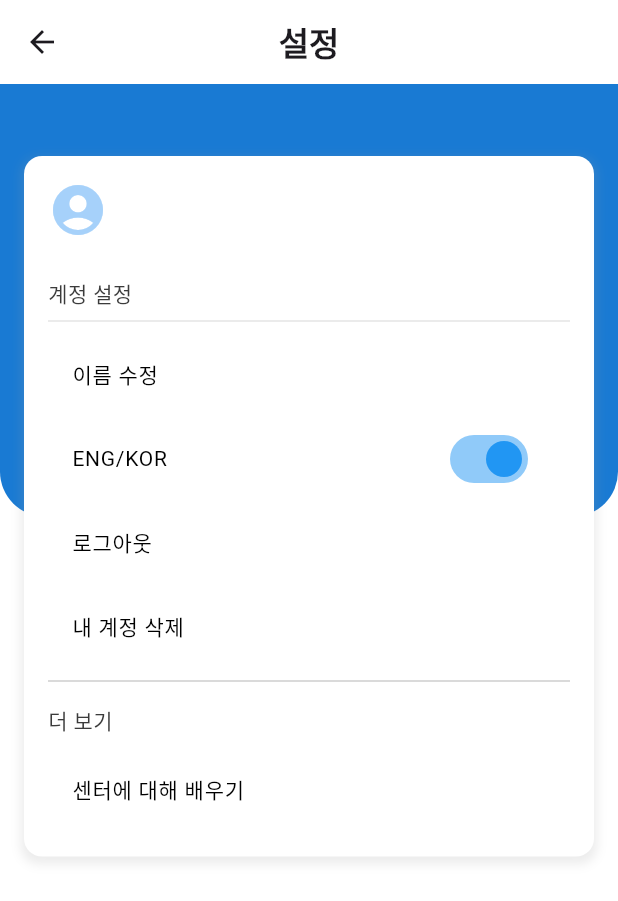
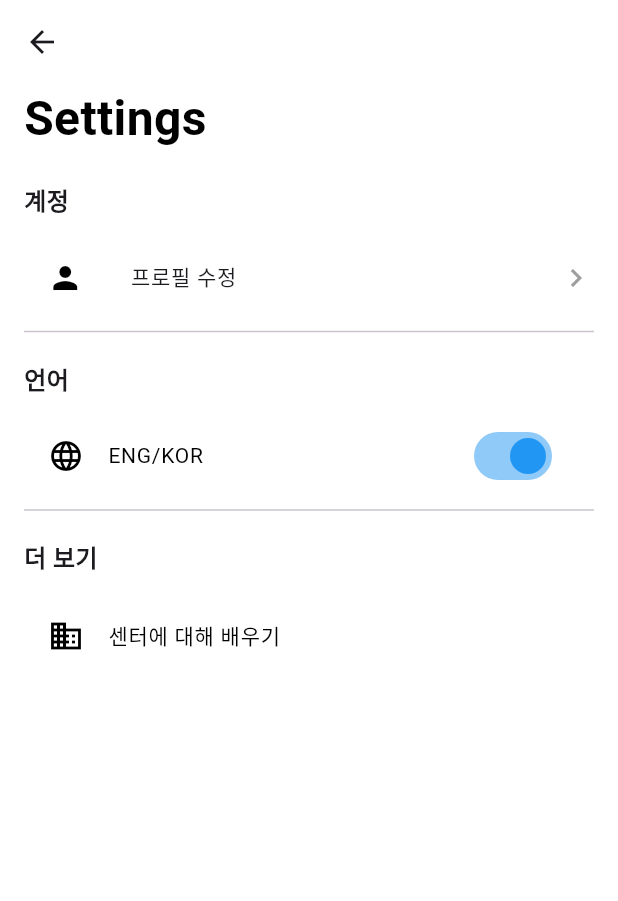
Before and after one commit to minwooPark22/memory_plant, a Flutter app: the SettingPage screen opened by its route, on a phone screen of 412 x 824 dp. Shown: the top 901 px of the screen. Run offline on Flutter 3.47's test engine with Material 3 defaults, Android fonts, the phone set to English and light mode, and no system bars; our stand-ins replace animated_text_kit, fluentui_icons, flutter_swipe_action_cell, material_design_icons_flutter, shared_preferences, table_calendar; accounts and stored records are empty.

Commit message:
edit setting

```diff
--- a/lib/screens/setting_page.dart
+++ b/lib/screens/setting_page.dart
@@ -1,8 +1,12 @@
 import 'package:flutter/material.dart';
 import 'package:memory_plant_application/providers/language_provider.dart';
-import 'package:memory_plant_application/widgets/setting_list.dart';
-import 'package:memory_plant_application/widgets/blue_box.dart'; //blue box widget
+import 'package:memory_plant_application/screens/editname_page.dart';
+import 'package:memory_plant_application/styles/app_styles.dart';
+import 'package:memory_plant_application/widgets/language.dart';
+import 'package:memory_plant_application/screens/learning_page.dart';
 import 'package:provider/provider.dart';
+import 'package:memory_plant_application/providers/name_provider.dart';
+
 
 class SettingPage extends StatefulWidget {
   const SettingPage({super.key});
@@ -12,35 +16,153 @@ class SettingPage extends StatefulWidget {
 }
 
 class _SettingPageState extends State<SettingPage> {
-  @override
-  void initState() {
-    super.initState();
+  void _showEditNameDialog(String currentName) {
+    Navigator.push(
+      context,
+      MaterialPageRoute(
+        builder: (context) => EditNamePage(
+          currentName: currentName,
+          onNameSaved: (newName) {
+            final nameProvider =
+            Provider.of<NameProvider>(context, listen: false);
+            nameProvider.updateName(newName); // 새로운 이름 저장
+          },
+        ),
+      ),
+    );
   }
 
   @override
   Widget build(BuildContext context) {
     final isKorean =
         context.watch<LanguageProvider>().currentLanguage == Language.ko;
+    final nameProvider = Provider.of<NameProvider>(context, listen: true);
 
     return Scaffold(
       backgroundColor: Colors.white,
       appBar: AppBar(
         backgroundColor: Colors.white,
-        title: Text(
-          isKorean ? "설정" : "Settings",
-          style: const TextStyle(fontWeight: FontWeight.w700),
-        ),
         centerTitle: true,
       ),
-      body: const Stack(
+      body: ListView(
+        padding: const EdgeInsets.only(
+          top: 0.0,   // 상단 패딩 줄임
+          bottom: 8.0, // 하단 패딩 줄임
+          left: 16.0,  // 기존 가로 패딩 유지
+          right: 16.0, // 기존 가로 패딩 유지
+        ),
         children: [
-          BlueBox(),
-          Padding(
-            padding: EdgeInsets.only(top: 32.0),
-            child: SettingsList(),
+          // 상단 Settings 제목
+          Text(
+            'Settings',
+            style: TextStyle(
+              fontSize: 32, // 큰 폰트 크기
+              fontWeight: FontWeight.w700,
+              color: AppStyles.mainblack,
+            ),
+          ),
+          const SizedBox(height: 8),
+          // Account Section
+          _buildSectionTitle(isKorean ? "계정" : "Account"),
+          _buildListTile(
+            isKorean ? "프로필 수정" : "Edit profile",
+            Icons.person,
+                () {
+              _showEditNameDialog(nameProvider.name);
+            },
+          ),
+          const Divider(),
+
+          // Notifications Section
+          _buildSectionTitle(isKorean ? "언어" : "language"),
+
+          ListTile(
+            leading: Icon(
+              Icons.language, // 언어 아이콘 추가
+              color: AppStyles.mainblack,
+            ),
+            title: Text(
+              "ENG/KOR",
+              style: TextStyle(color: AppStyles.mainblack, fontSize: 14),
+            ),
+            trailing: LanguageToggleSwitch(
+              onToggle: (isKorean) {
+                setState(() {
+                  // 필요 시 언어 업데이트 처리
+                });
+              },
+            ),
+          ),
+          const Divider(),
+
+          // More Section
+          _buildSectionTitle(isKorean ? "더 보기" : "More"),
+          ListTile(
+            leading: Icon(
+                Icons.business, // 공장을 나타내는 아이콘
+                color: AppStyles.mainblack,
+            ),
+            title: Text(
+              isKorean ? "센터에 대해 배우기" : "Learn About Centers",
+              style: TextStyle(color: AppStyles.mainblack, fontSize: 14),
+            ),
+            onTap: () {
+              Navigator.push(
+                context,
+                MaterialPageRoute(builder: (context) => const LearningPage()),
+              );
+            },
           ),
         ],
       ),
     );
   }
+
+  // Section Title Widget
+  Widget _buildSectionTitle(String title) {
+    return Padding(
+      padding: const EdgeInsets.symmetric(vertical: 12.0),
+      child: Text(
+        title,
+        style: const TextStyle(fontWeight: FontWeight.bold, fontSize: 16),
+      ),
+    );
+  }
+
+  // ListTile with Icon Widget
+  Widget _buildListTile(String title, IconData icon, VoidCallback onTap) {
+    return ListTile(
+      contentPadding: EdgeInsets.zero,
+      leading: SizedBox(
+        width: 55, // 고정된 너비 설정
+        child: Icon(
+          icon,
+          color: AppStyles.mainblack,
+          size: 24, // 모든 아이콘 크기를 통일
+        ),
+      ),
+      title: Text(
+        title,
+        style: const TextStyle(fontSize: 14),
+      ),
+      trailing: const Icon(Icons.chevron_right, color: Colors.grey),
+      onTap: onTap,
+    );
+  }
+
+  // Toggle ListTile Widget
+  Widget _buildToggleTile(String title, bool value, ValueChanged<bool> onChanged) {
+    return ListTile(
+      contentPadding: EdgeInsets.zero,
+      title: Text(
+        title,
+        style: const TextStyle(fontSize: 14),
+      ),
+      trailing: Switch(
+        value: value,
+        onChanged: onChanged,
+        activeColor: AppStyles.maindeepblue,
+      ),
+    );
+  }
 }
--- a/lib/widgets/diary_tile.dart
+++ b/lib/widgets/diary_tile.dart
@@ -29,7 +29,7 @@ class DiaryTile extends StatelessWidget {
       margin: const EdgeInsets.symmetric(horizontal: 16.0, vertical: 8.0),
       decoration: BoxDecoration(
         color: memory.isUser == false ? AppStyles.primaryColor : Colors.white,
-        borderRadius: BorderRadius.circular(25.0),
+        borderRadius: BorderRadius.circular(20.0),
         boxShadow: [
           BoxShadow(
             color: Colors.grey.withOpacity(0.2),
@@ -111,7 +111,7 @@ class DiaryTile extends StatelessWidget {
                 Text(
                   _formatDate(memory.timestamp!), // 날짜 표시
                   style: const TextStyle(
-                    fontSize: 11,
+                    fontSize:11,
                     fontWeight: FontWeight.w400,
                     color: Colors.black,
                   ),
--- a/lib/widgets/setting_list.dart
+++ /dev/null
@@ -1,168 +0,0 @@
-import 'package:flutter/material.dart';
-import 'package:memory_plant_application/providers/language_provider.dart';
-import 'package:memory_plant_application/screens/start_page.dart';
-import 'package:memory_plant_application/widgets/edit_name.dart';
-import 'package:memory_plant_application/styles/app_styles.dart';
-import 'package:memory_plant_application/widgets/language.dart';
-import 'package:memory_plant_application/screens/learning_page.dart';
-import 'package:provider/provider.dart';
-import 'package:memory_plant_application/providers/name_provider.dart';
-
-class SettingsList extends StatefulWidget {
-  const SettingsList({super.key});
-
-  @override
-  State<SettingsList> createState() => _SettingsListState();
-}
-
-class _SettingsListState extends State<SettingsList> {
-  void _showEditNameDialog(String currentName) {
-    showDialog(
-      context: context,
-      builder: (BuildContext context) {
-        return EditNameDialog(
-          currentName: currentName,
-          onNameSaved: (newName) {
-            final nameProvider =
-                Provider.of<NameProvider>(context, listen: true);
-            nameProvider.updateName(newName); // 새로운 이름 저장
-          },
-        );
-      },
-    );
-  }
-
-  // 로그아웃 처리
-  Future<void> _logout() async {
-    Navigator.pushAndRemoveUntil(
-      context,
-      MaterialPageRoute(builder: (context) => const StartPage()),
-      (Route<dynamic> route) => false,
-    );
-  }
-
-  @override
-  Widget build(BuildContext context) {
-    final isKorean =
-        context.watch<LanguageProvider>().currentLanguage == Language.ko;
-    final nameProvider = Provider.of<NameProvider>(context, listen: true);
-
-    return Container(
-      decoration: BoxDecoration(
-        color: Colors.white, // 배경 색상
-        borderRadius: BorderRadius.circular(12),
-        boxShadow: [
-          BoxShadow(
-            color: Colors.grey.withOpacity(0.2),
-            spreadRadius: 2,
-            blurRadius: 5,
-            offset: const Offset(0, 3),
-          ),
-        ],
-      ),
-      margin: const EdgeInsets.all(16), // 전체 여백
-      padding: const EdgeInsets.all(16), // 내부 여백
-      child: Column(
-        mainAxisSize: MainAxisSize.min,
-        crossAxisAlignment: CrossAxisAlignment.start,
-        children: [
-          // 사용자 이름 및 아이콘
-          Row(
-            children: [
-              Icon(Icons.account_circle,
-                  size: 40, color: AppStyles.primaryColor), // 프로필 아이콘
-              const SizedBox(width: 8), // 아이콘과 이름 사이 간격
-              Text(
-                nameProvider.name, // NameProvider에서 이름 가져오기
-                style: TextStyle(
-                  color: AppStyles.maindeepblue,
-                  fontSize: 20,
-                  fontWeight: FontWeight.w400,
-                ),
-              ),
-            ],
-          ),
-          const SizedBox(height: 25), // 여백 추가
-
-          // 계정 설정
-          Text(
-            isKorean ? "계정 설정" : "Account Settings",
-            style: TextStyle(color: AppStyles.textColor, fontSize: 14),
-          ),
-          const Divider(color: Color(0xFFCACACA), thickness: 0.5),
-
-          // 이름 수정
-          ListTile(
-            title: Text(
-              isKorean ? "이름 수정" : "Edit Name",
-              style: TextStyle(color: AppStyles.mainblack, fontSize: 14),
-            ),
-            onTap: () {
-              _showEditNameDialog(nameProvider.name);
-            },
-          ),
-
-          // 언어 토글
-          ListTile(
-            title: Text(
-              "ENG/KOR",
-              style: TextStyle(color: AppStyles.mainblack, fontSize: 14),
-            ),
-            trailing: LanguageToggleSwitch(
-              onToggle: (isKorean) {
-                setState(() {
-                  // 필요 시 언어 설정 업데이트
-                });
-              },
-            ),
-          ),
-
-          // 로그아웃
-          ListTile(
-            title: Text(
-              isKorean ? "로그아웃" : "Log-out",
-              style: TextStyle(color: AppStyles.mainblack, fontSize: 14),
-            ),
-            onTap: _logout,
-          ),
-
-          // 계정 삭제
-          ListTile(
-            title: Text(
-              isKorean ? "내 계정 삭제" : "Delete My Account",
-              style: TextStyle(color: AppStyles.mainblack, fontSize: 14),
-            ),
-            onTap: () {
-              // 계정 삭제 기능 구현
-            },
-          ),
-
-          const Divider(color: Colors.grey, thickness: 0.5),
-
-          // 더 보기 섹션
-          Padding(
-            padding: const EdgeInsets.symmetric(vertical: 8.0),
-            child: Text(
-              isKorean ? "더 보기" : "More",
-              style: TextStyle(color: AppStyles.textColor, fontSize: 14),
-            ),
-          ),
-
-          // 학습 페이지 이동
-          ListTile(
-            title: Text(
-              isKorean ? "센터에 대해 배우기" : "Learn About Centers",
-              style: TextStyle(color: AppStyles.mainblack, fontSize: 14),
-            ),
-            onTap: () {
-              Navigator.push(
-                context,
-                MaterialPageRoute(builder: (context) => const LearningPage()),
-              );
-            },
-          ),
-        ],
-      ),
-    );
-  }
-}
--- a/pubspec.yaml
+++ b/pubspec.yaml
@@ -45,6 +45,7 @@ dependencies:
   intl: ^0.19.0
   provider: ^6.1.2
   animated_text_kit: ^4.2.2
+  material_design_icons_flutter: ^5.0.6596
 
 dev_dependencies:
   flutter_test:
```
Also changed, not shown: lib/screens/editname_page.dart (added, +162 -0 lines), lib/screens/write_page.dart (+15 -3 lines), lib/widgets/edit_name.dart (deleted, +0 -84 lines), pubspec.lock, 1 other file.
